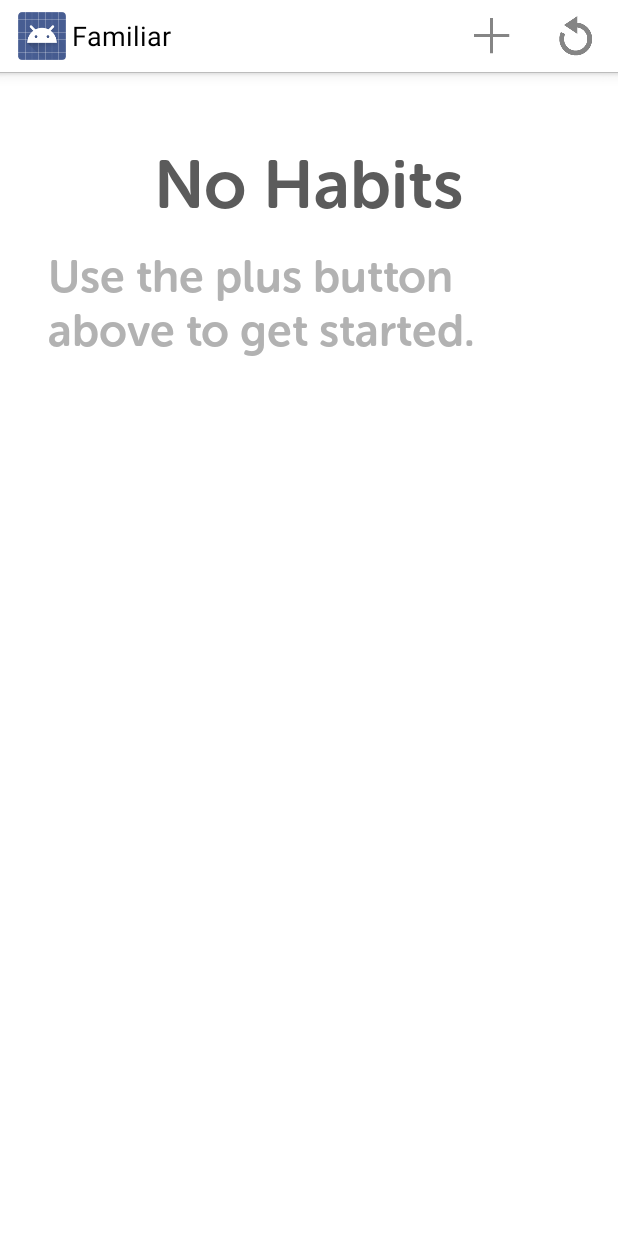
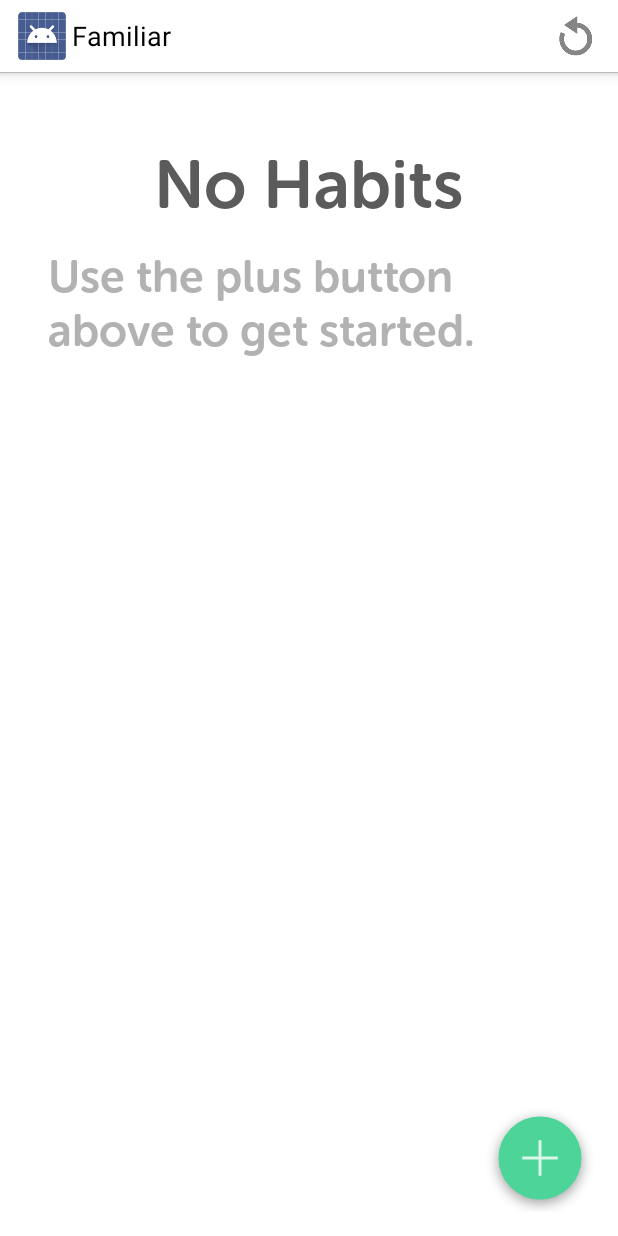
Before and after one commit to javonharper/familiar, an Android app: the screen it shows after launch (HabitIndexActivity), on a phone screen of 412 x 824 dp. Run offline under Robolectric (Android 15) with nearby library versions, the phone set to English and light mode, and no system bars.

Commit message:
Add Floating action button

```diff
--- /dev/null
+++ b/app/src/main/java/com/javonharper/familiar/FloatingActionButton.java
@@ -0,0 +1,188 @@
+package  com.javonharper.familiar;
+
+import android.animation.AnimatorSet;
+import android.animation.ObjectAnimator;
+import android.app.Activity;
+import android.content.Context;
+import android.graphics.Bitmap;
+import android.graphics.Canvas;
+import android.graphics.Color;
+import android.graphics.Paint;
+import android.graphics.drawable.BitmapDrawable;
+import android.graphics.drawable.Drawable;
+import android.view.Gravity;
+import android.view.MotionEvent;
+import android.view.View;
+import android.view.ViewGroup;
+import android.view.animation.AccelerateInterpolator;
+import android.view.animation.OvershootInterpolator;
+import android.widget.FrameLayout;
+
+public class FloatingActionButton extends View {
+
+    final static OvershootInterpolator overshootInterpolator = new OvershootInterpolator();
+    final static AccelerateInterpolator accelerateInterpolator = new AccelerateInterpolator();
+
+    Context context;
+    Paint mButtonPaint;
+    Paint mDrawablePaint;
+    Bitmap mBitmap;
+    boolean mHidden = false;
+
+    public FloatingActionButton(Context context) {
+        super(context);
+        this.context = context;
+        init(Color.WHITE);
+    }
+
+    public void setFloatingActionButtonColor(int FloatingActionButtonColor) {
+        init(FloatingActionButtonColor);
+    }
+
+    public void setFloatingActionButtonDrawable(Drawable FloatingActionButtonDrawable) {
+        mBitmap = ((BitmapDrawable) FloatingActionButtonDrawable).getBitmap();
+        invalidate();
+    }
+
+    public void init(int FloatingActionButtonColor) {
+        setWillNotDraw(false);
+        setLayerType(View.LAYER_TYPE_SOFTWARE, null);
+
+        mButtonPaint = new Paint(Paint.ANTI_ALIAS_FLAG);
+        mButtonPaint.setColor(FloatingActionButtonColor);
+        mButtonPaint.setStyle(Paint.Style.FILL);
+        mButtonPaint.setShadowLayer(10.0f, 0.0f, 3.5f, Color.argb(100, 0, 0, 0));
+        mDrawablePaint = new Paint(Paint.ANTI_ALIAS_FLAG);
+
+        invalidate();
+    }
+
+    @Override
+    protected void onDraw(Canvas canvas) {
+        setClickable(true);
+        canvas.drawCircle(getWidth() / 2, getHeight() / 2, (float) (getWidth() / 2.6), mButtonPaint);
+        canvas.drawBitmap(mBitmap, (getWidth() - mBitmap.getWidth()) / 2,
+                (getHeight() - mBitmap.getHeight()) / 2, mDrawablePaint);
+    }
+
+    @Override
+    public boolean onTouchEvent(MotionEvent event) {
+        if (event.getAction() == MotionEvent.ACTION_UP) {
+            setAlpha(1.0f);
+        } else if (event.getAction() == MotionEvent.ACTION_DOWN) {
+            setAlpha(0.6f);
+        }
+        return super.onTouchEvent(event);
+    }
+
+    public void hideFloatingActionButton() {
+        if (!mHidden) {
+            ObjectAnimator scaleX = ObjectAnimator.ofFloat(this, "scaleX", 1, 0);
+            ObjectAnimator scaleY = ObjectAnimator.ofFloat(this, "scaleY", 1, 0);
+            AnimatorSet animSetXY = new AnimatorSet();
+            animSetXY.playTogether(scaleX, scaleY);
+            animSetXY.setInterpolator(accelerateInterpolator);
+            animSetXY.setDuration(100);
+            animSetXY.start();
+            mHidden = true;
+        }
+    }
+
+    public void showFloatingActionButton() {
+        if (mHidden) {
+            ObjectAnimator scaleX = ObjectAnimator.ofFloat(this, "scaleX", 0, 1);
+            ObjectAnimator scaleY = ObjectAnimator.ofFloat(this, "scaleY", 0, 1);
+            AnimatorSet animSetXY = new AnimatorSet();
+            animSetXY.playTogether(scaleX, scaleY);
+            animSetXY.setInterpolator(overshootInterpolator);
+            animSetXY.setDuration(200);
+            animSetXY.start();
+            mHidden = false;
+        }
+    }
+
+    public boolean isHidden() {
+        return mHidden;
+    }
+
+    static public class Builder {
+        private FrameLayout.LayoutParams params;
+        private final Activity activity;
+        int gravity = Gravity.BOTTOM | Gravity.RIGHT; // default bottom right
+        Drawable drawable;
+        int color = Color.WHITE;
+        int size = 0;
+        float scale = 0;
+
+        public Builder(Activity context) {
+            scale = context.getResources().getDisplayMetrics().density;
+            size = convertToPixels(72, scale); // default size is 72dp by 72dp
+            params = new FrameLayout.LayoutParams(size, size);
+            params.gravity = gravity;
+
+            this.activity = context;
+        }
+
+        /**
+         * Sets the gravity for the FAB
+         */
+        public Builder withGravity(int gravity) {
+            this.gravity = gravity;
+            return this;
+        }
+
+        /**
+         * Sets the margins for the FAB in dp
+         */
+        public Builder withMargins(int left, int top, int right, int bottom) {
+            params.setMargins(
+                    convertToPixels(left, scale),
+                    convertToPixels(top, scale),
+                    convertToPixels(right, scale),
+                    convertToPixels(bottom, scale));
+            return this;
+        }
+
+        /**
+         * Sets the FAB drawable
+         */
+        public Builder withDrawable(final Drawable drawable) {
+            this.drawable = drawable;
+            return this;
+        }
+
+        /**
+         * Sets the FAB color
+         */
+        public Builder withButtonColor(final int color) {
+            this.color = color;
+            return this;
+        }
+
+        /**
+         * Sets the FAB size in dp
+         */
+        public Builder withButtonSize(int size) {
+            size = convertToPixels(size, scale);
+            params = new FrameLayout.LayoutParams(size, size);
+            return this;
+        }
+
+        public FloatingActionButton create() {
+            final FloatingActionButton button = new FloatingActionButton(activity);
+            button.setFloatingActionButtonColor(this.color);
+            button.setFloatingActionButtonDrawable(this.drawable);
+            params.gravity = this.gravity;
+            ViewGroup root = (ViewGroup) activity.findViewById(android.R.id.content);
+            root.addView(button, params);
+            return button;
+        }
+
+        // The calculation (value * scale + 0.5f) is a widely used to convert to dps to pixel units
+        // based on density scale
+        // see developer.android.com (Supporting Multiple Screen Sizes)
+        private int convertToPixels(int dp, float scale){
+            return (int) (dp * scale + 0.5f) ;
+        }
+    }
+}
--- a/app/src/main/java/com/javonharper/familiar/HabitIndexActivity.java
+++ b/app/src/main/java/com/javonharper/familiar/HabitIndexActivity.java
@@ -5,16 +5,19 @@
 import android.content.Context;
 import android.content.DialogInterface;
 import android.content.Intent;
+import android.graphics.Color;
 import android.graphics.Typeface;
 import android.media.MediaPlayer;
 import android.os.Bundle;
 import android.view.ContextMenu;
+import android.view.Gravity;
 import android.view.LayoutInflater;
 import android.view.Menu;
 import android.view.MenuInflater;
 import android.view.MenuItem;
 import android.view.View;
 import android.view.ViewGroup;
+import android.widget.AbsListView;
 import android.widget.AdapterView;
 import android.widget.Button;
 import android.widget.LinearLayout;
@@ -32,12 +35,32 @@
     public static String HABIT_ID = "habitId";
     private List<Habit> habits;
     private HabitController controller;
+    private int mLastFirstVisibleItem;
+    private boolean mIsScrollingUp = false;
+    FloatingActionButton fabButton;
 
     @Override
     protected void onCreate(Bundle savedInstanceState) {
         super.onCreate(savedInstanceState);
         setContentView(R.layout.activity_habit_index);
         controller = new HabitController(this);
+        initializeFABButton();
+    }
+
+    private void initializeFABButton() {
+        fabButton = new FloatingActionButton.Builder(this)
+                .withDrawable(getResources().getDrawable(R.drawable.ic_action_new_white ))
+                .withButtonColor(getResources().getColor(R.color.green))
+                .withGravity(Gravity.BOTTOM | Gravity.RIGHT)
+                .withMargins(0, 0, 16, 16)
+                .create();
+        fabButton.setOnClickListener(new View.OnClickListener() {
+            @Override
+            public void onClick(View view) {
+                Intent intent = new Intent(getApplicationContext(), HabitNewActivity.class);
+                startActivity(intent);
+            }
+        });
     }
 
     @Override
@@ -54,6 +77,31 @@
 
         final ListView habitListView = (ListView) findViewById(R.id.habit_list);
         habitListView.setAdapter(adapter);
+
+
+        habitListView.setOnScrollListener(new AbsListView.OnScrollListener() {
+            public void onScrollStateChanged(AbsListView view, int scrollState) {
+                final ListView lw = habitListView;
+
+                if (view.getId() == lw.getId()) {
+                    final int currentFirstVisibleItem = lw.getFirstVisiblePosition();
+
+                    if (currentFirstVisibleItem > mLastFirstVisibleItem) {
+                        fabButton.hideFloatingActionButton();
+                    } else if (currentFirstVisibleItem < mLastFirstVisibleItem) {
+                        fabButton.showFloatingActionButton();
+
+                    }
+
+                    mLastFirstVisibleItem = currentFirstVisibleItem;
+                }
+            }
+
+            @Override
+            public void onScroll(AbsListView absListView, int i, int i2, int i3) {
+
+            }
+        });
 
         habitListView.setOnItemClickListener(new AdapterView.OnItemClickListener() {
             @Override
@@ -99,10 +147,6 @@
         // as you specify a parent activity in AndroidManifest.xml.
         int id = item.getItemId();
         switch (id) {
-            case R.id.action_add:
-                Intent intent = new Intent(getApplicationContext(), HabitNewActivity.class);
-                startActivity(intent);
-                return true;
             case R.id.action_reset:
                 new AlertDialog.Builder(this)
                         .setMessage(getString(R.string.reset_all_progress_prompt))
--- a/app/src/main/res/menu/habit_index.xml
+++ b/app/src/main/res/menu/habit_index.xml
@@ -1,11 +1,6 @@
 <menu xmlns:android="http://schemas.android.com/apk/res/android"
     xmlns:tools="http://schemas.android.com/tools"
     tools:context=".HabitIndexActivity" >
-
-    <item android:id="@+id/action_add"
-        android:icon="@drawable/ic_action_new"
-        android:title="@string/add"
-        android:showAsAction="always" />
 
     <item android:id="@+id/action_reset"
         android:icon="@drawable/ic_action_replay"
```
Also changed, not shown: app/src/main/res/drawable-hdpi/ic_action_new_white.png (added), app/src/main/res/drawable-mdpi/ic_action_new_white.png (added), app/src/main/res/drawable-xhdpi/ic_action_new_white.png (added), app/src/main/res/drawable-xxhdpi/ic_action_new_white.png (added).
